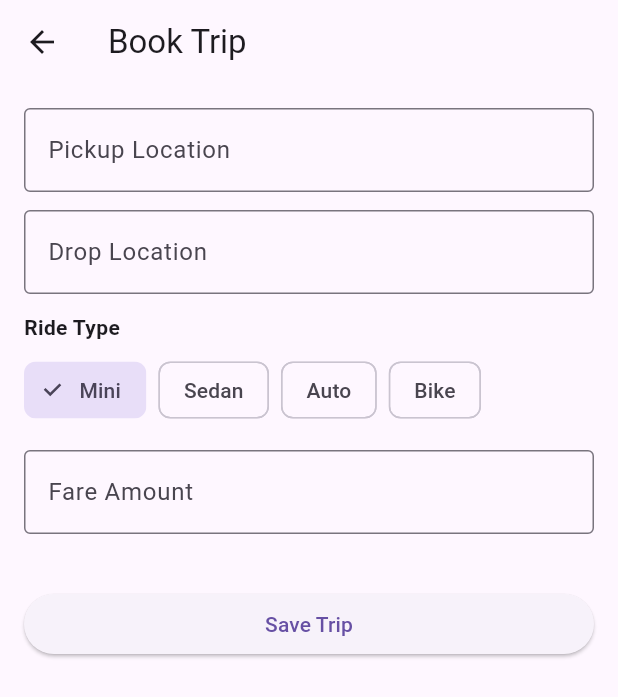
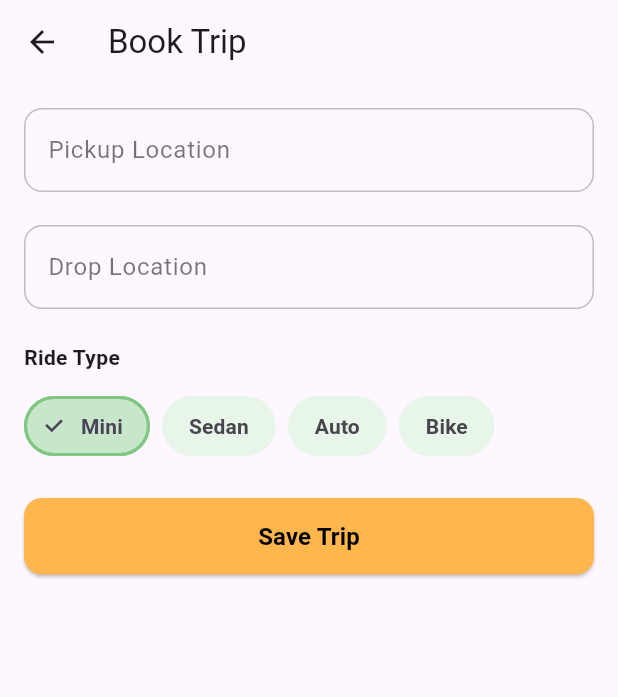
Before and after one commit to swathicgowda97/smart_ride_app, a Flutter app: the screen it shows after launch, item 2 of the bottom bar chosen, after a tap on "Book New Trip", on a phone screen of 412 x 824 dp. Shown: the top 697 px of the screen. Run offline on Flutter 3.47's test engine with Material 3 defaults, Android fonts, the phone set to English and light mode, and no system bars; our stand-ins replace flutter_riverpod.

Commit message:
feat: auto calculate fare and redirect to dashboard after booking

```diff
--- a/lib/ui/app_shell.dart
+++ b/lib/ui/app_shell.dart
@@ -1,7 +1,7 @@
 import 'package:flutter/material.dart';
 import 'package:smart_ride/ui/trips/booking_home_screen.dart';
+import 'package:smart_ride/ui/my_trips/trip_list_screen.dart';
 import 'dashboard/dashboard_screen.dart';
-import 'trips/trip_list_screen.dart';
 
 class AppShell extends StatefulWidget {
   const AppShell({super.key});
@@ -13,48 +13,54 @@ class AppShell extends StatefulWidget {
 class _AppShellState extends State<AppShell> {
   int _currentIndex = 0;
 
-  final List<Widget> _screens = const [
-    DashboardScreen(),
-    BookTripHomeScreen(),
-    TripListScreen(),
-  ];
+  late final List<Widget> _screens;
+
+  @override
+  void initState() {
+    super.initState();
+
+    _screens = [
+      const DashboardScreen(),
+
+      /// Booking tab
+      BookingHomeScreen(
+        onTripBooked: () {
+          setState(() {
+            _currentIndex = 0; // 🔥 GO TO DASHBOARD
+          });
+        },
+      ),
+
+      const TripListScreen(),
+    ];
+  }
 
   @override
   Widget build(BuildContext context) {
     return Scaffold(
-      body: _screens[_currentIndex],
-
+      body: IndexedStack(
+        index: _currentIndex,
+        children: _screens,
+      ),
       bottomNavigationBar: BottomNavigationBar(
         currentIndex: _currentIndex,
-
-        selectedItemColor: Colors.orange.shade300,
-
-        unselectedItemColor: Colors.grey,
-        selectedFontSize: 12,
-        unselectedFontSize: 12,
-        type: BottomNavigationBarType.fixed,
-
         onTap: (index) {
           setState(() {
             _currentIndex = index;
           });
         },
-
         items: const [
           BottomNavigationBarItem(
-            icon: Icon(Icons.dashboard_outlined),
-            activeIcon: Icon(Icons.dashboard),
+            icon: Icon(Icons.dashboard),
             label: 'Dashboard',
           ),
           BottomNavigationBarItem(
-            icon: Icon(Icons.add_circle_outline),
-            activeIcon: Icon(Icons.add_circle),
-            label: 'Book',
+            icon: Icon(Icons.local_taxi),
+            label: 'Booking',
           ),
           BottomNavigationBarItem(
-            icon: Icon(Icons.person_outline),
-            activeIcon: Icon(Icons.person),
-            label: 'Profile',
+            icon: Icon(Icons.list),
+            label: 'My Trips',
           ),
         ],
       ),
--- a/lib/ui/trips/add_edit_trip_screen.dart
+++ b/lib/ui/trips/add_edit_trip_screen.dart
@@ -1,13 +1,14 @@
 import 'package:flutter/material.dart';
 import 'package:flutter_riverpod/flutter_riverpod.dart';
 import 'package:smart_ride/core/constants/app_strings.dart';
-import 'package:smart_ride/ui/widgets/ride_type_selector.dart';
-import '../../../core/constants/ride_types.dart';
-import '../../../core/constants/trip_status.dart';
+import 'package:smart_ride/core/constants/ride_types.dart';
+import 'package:smart_ride/core/constants/trip_status.dart';
+
 import '../../models/trip.dart';
 import '../../state/trips/trip_provider.dart';
 import '../ui_models/trip_form_field_model.dart';
 import '../widgets/trip_form_field.dart';
+import '../widgets/ride_type_selector.dart';
 
 class AddEditTripScreen extends ConsumerStatefulWidget {
   final Trip? trip;
@@ -27,10 +28,44 @@ class _AddEditTripScreenState
   TextEditingController(text: widget.trip?.pickupLocation ?? '');
   late final dropController =
   TextEditingController(text: widget.trip?.dropLocation ?? '');
-  late final fareController =
-  TextEditingController(text: widget.trip?.fare.toString() ?? '');
 
   RideType selectedRideType = RideType.mini;
+  double? calculatedFare;
+
+  @override
+  void initState() {
+    super.initState();
+
+    /// Calculate fare ONLY when drop is typed fully
+    dropController.addListener(_requestFareCalculation);
+  }
+
+  void _requestFareCalculation() {
+    final notifier = ref.read(tripProvider.notifier);
+
+    final fare = notifier.calculateFare(
+      pickup: pickupController.text,
+      drop: dropController.text,
+      rideType: selectedRideType,
+    );
+
+    setState(() {
+      calculatedFare = fare == 0 ? null : fare;
+    });
+  }
+
+  IconData _rideIcon(RideType type) {
+    switch (type) {
+      case RideType.mini:
+        return Icons.directions_car;
+      case RideType.sedan:
+        return Icons.local_taxi;
+      case RideType.auto:
+        return Icons.electric_rickshaw;
+      case RideType.bike:
+        return Icons.two_wheeler;
+    }
+  }
 
   @override
   Widget build(BuildContext context) {
@@ -44,12 +79,6 @@ class _AddEditTripScreenState
       errorMessage: AppStrings.dropError,
     );
 
-    final fareField = TripFormFieldModel(
-      label: AppStrings.fareLabel,
-      errorMessage: AppStrings.fareError,
-      keyboardType: TextInputType.number,
-    );
-
     return Scaffold(
       appBar: AppBar(
         title: Text(widget.trip == null ? 'Book Trip' : 'Edit Trip'),
@@ -60,52 +89,107 @@ class _AddEditTripScreenState
           key: _formKey,
           child: ListView(
             children: [
+              /// Pickup Location
               TripFormField(
                 config: pickupField,
                 controller: pickupController,
               ),
+             const SizedBox(height: 10),
+              /// Drop Location
               TripFormField(
                 config: dropField,
                 controller: dropController,
               ),
+              const SizedBox(height: 10),
+              /// Ride Type Selector
               RideTypeSelector(
                 selected: selectedRideType,
-                onChanged: (v) => selectedRideType = v,
+                onChanged: (type) {
+                  setState(() => selectedRideType = type);
+                  _requestFareCalculation();
+                },
               ),
-              const SizedBox(height: 16),
-              TripFormField(
-                config: fareField,
-                controller: fareController,
-              ),
+
+              /// Fare Card (ONLY when calculated)
+              if (calculatedFare != null)
+                Card(
+                  margin: const EdgeInsets.only(top: 16),
+                  color: Colors.orange.shade100,
+                  child: Padding(
+                    padding: const EdgeInsets.all(16),
+                    child: Row(
+                      children: [
+                        Icon(
+                          _rideIcon(selectedRideType),
+                          size: 36,
+                          color: Colors.orange.shade800,
+                        ),
+                        const SizedBox(width: 16),
+                        Column(
+                          crossAxisAlignment: CrossAxisAlignment.start,
+                          children: [
+                            Text(
+                              selectedRideType.label,
+                              style: const TextStyle(
+                                fontSize: 16,
+                                fontWeight: FontWeight.bold,
+                              ),
+                            ),
+                            const SizedBox(height: 6),
+                            Text(
+                              '₹${calculatedFare!.toStringAsFixed(0)}',
+                              style: const TextStyle(
+                                fontSize: 22,
+                                fontWeight: FontWeight.bold,
+                              ),
+                            ),
+                          ],
+                        ),
+                      ],
+                    ),
+                  ),
+                ),
+
               const SizedBox(height: 24),
+
+              /// Save Trip
               ElevatedButton(
-                child: const Text('Save Trip'),
+                style: ElevatedButton.styleFrom(
+                  backgroundColor: Colors.orange.shade300,
+                  shape: RoundedRectangleBorder(
+                    borderRadius: BorderRadius.circular(12),
+                  ),
+                  padding: const EdgeInsets.symmetric(vertical: 14),
+                ),
+                child: const Text(
+                  'Save Trip',
+                  style: TextStyle(
+                    color: Colors.black,
+                    fontSize: 16,
+                    fontWeight: FontWeight.w600,
+                  ),
+                ),
                 onPressed: () {
-                  if (_formKey.currentState!.validate()) {
+                  if (_formKey.currentState!.validate() &&
+                      calculatedFare != null) {
                     final trip = Trip(
                       id: widget.trip?.id ??
                           DateTime.now().millisecondsSinceEpoch.toString(),
                       pickupLocation: pickupController.text,
                       dropLocation: dropController.text,
                       rideType: selectedRideType,
-                      fare: double.tryParse(fareController.text) ?? 0,
+                      fare: calculatedFare!,
                       dateTime: DateTime.now(),
                       status: TripStatus.requested,
                     );
 
-                    final notifier =
-                    ref.read(tripProvider.notifier);
+                    ref.read(tripProvider.notifier).addTrip(trip);
 
-                    if (widget.trip == null) {
-                      notifier.addTrip(trip);
-                    } else {
-                      notifier.updateTrip(trip);
-                    }
-
-                    Navigator.pop(context);
+                    Navigator.pop(context, true);
                   }
                 },
               ),
+
             ],
           ),
         ),
--- a/lib/ui/trips/booking_home_screen.dart
+++ b/lib/ui/trips/booking_home_screen.dart
@@ -1,16 +1,15 @@
 import 'package:flutter/material.dart';
 import 'add_edit_trip_screen.dart';
 
-class BookTripHomeScreen extends StatelessWidget {
-  const BookTripHomeScreen({super.key});
+class BookingHomeScreen extends StatelessWidget {
+  final VoidCallback onTripBooked;
+
+  const BookingHomeScreen({required this.onTripBooked});
 
   @override
   Widget build(BuildContext context) {
     return Scaffold(
-      appBar: AppBar(
-        title: const Text('Book a Ride'),
-        centerTitle: true,
-      ),
+      appBar: AppBar(title: const Text('Book a Ride'), centerTitle: true),
       body: SingleChildScrollView(
         padding: const EdgeInsets.all(16),
         child: Column(
@@ -19,10 +18,7 @@ class BookTripHomeScreen extends StatelessWidget {
             /// Header
             const Text(
               'Quick Actions',
-              style: TextStyle(
-                fontSize: 18,
-                fontWeight: FontWeight.bold,
-              ),
+              style: TextStyle(fontSize: 18, fontWeight: FontWeight.bold),
             ),
 
             const SizedBox(height: 16),
@@ -33,13 +29,15 @@ class BookTripHomeScreen extends StatelessWidget {
               title: 'Book New Trip',
               subtitle: 'Create a new ride booking',
               color: Colors.orange.shade50,
-              onTap: () {
-                Navigator.push(
+              onTap: () async {
+                final success = await Navigator.push<bool>(
                   context,
-                  MaterialPageRoute(
-                    builder: (_) => const AddEditTripScreen(),
-                  ),
+                  MaterialPageRoute(builder: (_) => const AddEditTripScreen()),
                 );
+
+                if (success == true) {
+                  onTripBooked();
+                }
               },
             ),
 
@@ -71,10 +69,7 @@ class BookTripHomeScreen extends StatelessWidget {
             const SizedBox(height: 24),
 
             /// Tip Section
-            const Text(
-              'Tip',
-              style: TextStyle(fontWeight: FontWeight.bold),
-            ),
+            const Text('Tip', style: TextStyle(fontWeight: FontWeight.bold)),
             const SizedBox(height: 8),
             const Text(
               'Use quick actions to save time when booking frequent rides.',
@@ -108,28 +103,13 @@ class ActionCard extends StatelessWidget {
     return Card(
       color: color,
       elevation: 2,
-      shape: RoundedRectangleBorder(
-        borderRadius: BorderRadius.circular(14),
-      ),
+      shape: RoundedRectangleBorder(borderRadius: BorderRadius.circular(14)),
       child: ListTile(
-        contentPadding: const EdgeInsets.symmetric(
-          horizontal: 16,
-          vertical: 8,
-        ),
-        leading: Icon(
-          icon,
-          size: 32,
-          color: Colors.orange,
-        ),
-        title: Text(
-          title,
-          style: const TextStyle(fontWeight: FontWeight.bold),
-        ),
+        contentPadding: const EdgeInsets.symmetric(horizontal: 16, vertical: 8),
+        leading: Icon(icon, size: 32, color: Colors.orange),
+        title: Text(title, style: const TextStyle(fontWeight: FontWeight.bold)),
         subtitle: Text(subtitle),
-        trailing: const Icon(
-          Icons.arrow_forward_ios,
-          size: 16,
-        ),
+        trailing: const Icon(Icons.arrow_forward_ios, size: 16),
         onTap: onTap,
       ),
     );
@@ -155,9 +135,7 @@ class SmallActionCard extends StatelessWidget {
     return Card(
       color: color, // ✅ CARD COLOR FIXED
       elevation: 1,
-      shape: RoundedRectangleBorder(
-        borderRadius: BorderRadius.circular(14),
-      ),
+      shape: RoundedRectangleBorder(borderRadius: BorderRadius.circular(14)),
       child: InkWell(
         borderRadius: BorderRadius.circular(14),
         onTap: onTap,
@@ -166,18 +144,9 @@ class SmallActionCard extends StatelessWidget {
           child: Column(
             mainAxisAlignment: MainAxisAlignment.center,
             children: [
-              Icon(
-                icon,
-                size: 28,
-                color: Colors.black87,
-              ),
+              Icon(icon, size: 28, color: Colors.black87),
               const SizedBox(height: 8),
-              Text(
-                label,
-                style: const TextStyle(
-                  fontWeight: FontWeight.w500,
-                ),
-              ),
+              Text(label, style: const TextStyle(fontWeight: FontWeight.w500)),
             ],
           ),
         ),
--- a/lib/ui/widgets/ride_type_selector.dart
+++ b/lib/ui/widgets/ride_type_selector.dart
@@ -29,14 +29,34 @@ class _RideTypeSelectorState extends State<RideTypeSelector> {
     return Column(
       crossAxisAlignment: CrossAxisAlignment.start,
       children: [
-        const Text('Ride Type', style: TextStyle(fontWeight: FontWeight.bold)),
-        const SizedBox(height: 8),
+        const Text(
+          'Ride Type',
+          style: TextStyle(fontWeight: FontWeight.bold),
+        ),
+        const SizedBox(height: 12),
         Wrap(
           spacing: 8,
           children: RideType.values.map((type) {
+            final isSelected = current == type;
+
             return ChoiceChip(
-              label: Text(type.label),
-              selected: current == type,
+              label: Text(
+                type.label,
+                style: TextStyle(
+                  // color: isSelected ? Colors.yellow.shade800 : Colors.black,
+                  fontWeight: FontWeight.w600,
+                ),
+              ),
+              selected: isSelected,
+              selectedColor: Colors.green.shade100,
+              backgroundColor: Colors.green.shade50,
+              shape: StadiumBorder(
+                side: BorderSide(
+                  color:
+                  isSelected ? Colors.green.shade300 : Colors.transparent,
+                  width: 2,
+                ),
+              ),
               onSelected: (_) {
                 setState(() => current = type);
                 widget.onChanged(type);
--- a/lib/ui/widgets/trip_form_field.dart
+++ b/lib/ui/widgets/trip_form_field.dart
@@ -22,11 +22,32 @@ class TripFormField extends StatelessWidget {
         readOnly: config.readOnly,
         onTap: onTap,
         keyboardType: config.keyboardType,
+        cursorColor: Colors.grey, // ✅ cursor color set to grey
         validator: (v) =>
         v == null || v.isEmpty ? config.errorMessage : null,
         decoration: InputDecoration(
           labelText: config.label,
-          border: const OutlineInputBorder(),
+          labelStyle: const TextStyle(color: Colors.black54),
+          floatingLabelStyle: TextStyle(
+            color: Colors.blue.shade300,
+            fontWeight: FontWeight.bold,
+          ),
+          border: OutlineInputBorder(
+            borderRadius: BorderRadius.circular(12),
+          ),
+          enabledBorder: OutlineInputBorder(
+            borderRadius: BorderRadius.circular(12),
+            borderSide: BorderSide(
+              color: Colors.grey.shade400,
+            ),
+          ),
+          focusedBorder: OutlineInputBorder(
+            borderRadius: BorderRadius.circular(12),
+            borderSide: BorderSide(
+              color: Colors.blue.shade100,
+              width: 2,
+            ),
+          ),
         ),
       ),
     );
```
Also changed, not shown: lib/state/trips/trip_notifier.dart (+28 -5 lines), lib/ui/widgets/recent_trip_tile.dart (+37 -4 lines), lib/ui/widgets/trip_tile.dart (+31 -5 lines), lib/ui/my_trips/trip_list_screen.dart (renamed from lib/ui/trips/trip_list_screen.dart).
